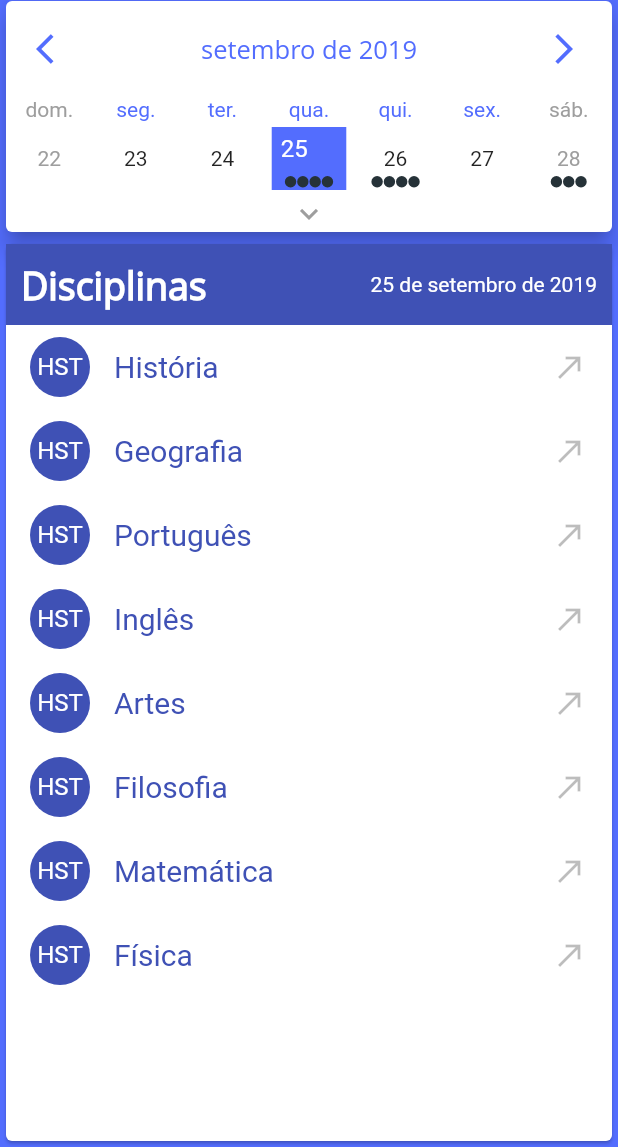
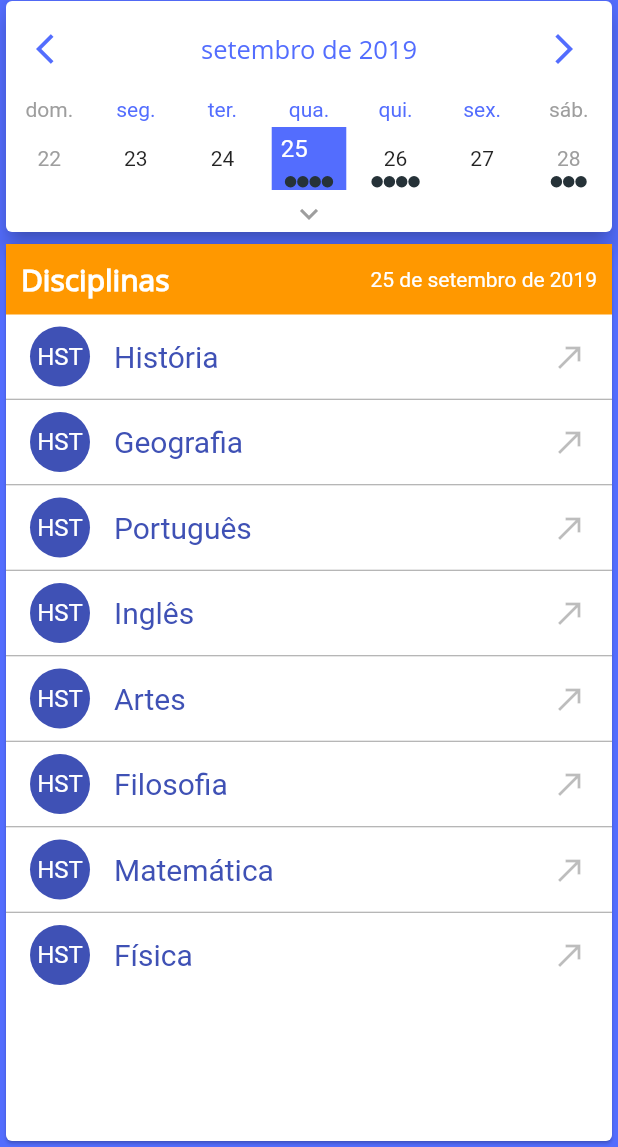
Before and after one commit to JonathanMSFerreira/ceapp, a Flutter app: the CronogramaPage screen opened directly, on a phone screen of 412 x 824 dp, the part 89-1236 px from its top. Run offline on Flutter 3.47's test engine with Material 2 defaults, Android fonts, the phone set to English and light mode, and no system bars; drawn by our look-alikes of table_calendar; our stand-ins replace charts_flutter, percent_indicator.

Commit message:
adição do listview em disciplinas

```diff
--- a/lib/ui/CronogramaPage.dart
+++ b/lib/ui/CronogramaPage.dart
@@ -56,6 +56,8 @@ class _CronogramaPageState extends State<CronogramaPage>
         'Event C8',
         'Event D8'
       ],
+
+
       _selectedDay.add(Duration(days: 3)):
           Set.from(['Direito Adm', 'Direito Penal', 'RLM']).toList(),
       _selectedDay.add(Duration(days: 7)): [
@@ -147,7 +149,7 @@ class _CronogramaPageState extends State<CronogramaPage>
 
 
 
-                          color: Colors.indigo,
+                          color: Colors.orange,
                           padding: EdgeInsets.all(10.0),
                           child: Row(
                             mainAxisAlignment: MainAxisAlignment.spaceBetween,
@@ -157,7 +159,7 @@ class _CronogramaPageState extends State<CronogramaPage>
                                 style: TextStyle(
                                     color: Colors.white,
                                     fontFamily: 'OpenSans',
-                                    fontSize: 25.0, fontWeight: FontWeight.bold),
+                                    fontSize: 20.0, fontWeight: FontWeight.bold),
                               ),
                               Text(
                                 dataFormatada(DateTime.now()),
@@ -296,7 +298,7 @@ class _CronogramaPageState extends State<CronogramaPage>
       decoration: BoxDecoration(
         shape: BoxShape.circle,
         color: _calendarController.isSelected(date)
-            ? Colors.yellow
+            ? Colors.orange
             : _calendarController.isToday(date) ? Colors.black : Colors.black54,
       ),
       width: 16.0,
@@ -369,10 +371,16 @@ class _CronogramaPageState extends State<CronogramaPage>
   }
 
   Widget _buildEventList() {
-    return ListView(
+    return ListView.separated(
 
-      children: _selectedEvents
-          .map((event) =>  ListTile(
+        itemCount: _selectedEvents.length,
+        separatorBuilder: (context, index) =>
+            Divider(height: 1.0, color: Colors.grey),
+
+
+        itemBuilder: (context, index) {
+          return
+            ListTile(
 
 
               leading: CircleAvatar(
@@ -389,7 +397,7 @@ class _CronogramaPageState extends State<CronogramaPage>
               ),
 
               title: Text(
-                    event.toString() ?? '',
+                _selectedEvents[index].toString() ?? '',
                 style: TextStyle(color: Colors.indigo, fontSize: 20.0),
               ),
               onTap: () {
@@ -399,8 +407,8 @@ class _CronogramaPageState extends State<CronogramaPage>
                         builder: (context) => new DisciplinaPage()));
               },
 
-              ))
-          .toList(),
+            );
+        }
     );
   }
 }
```
Lines whose indentation alone changed are shown as unchanged.
